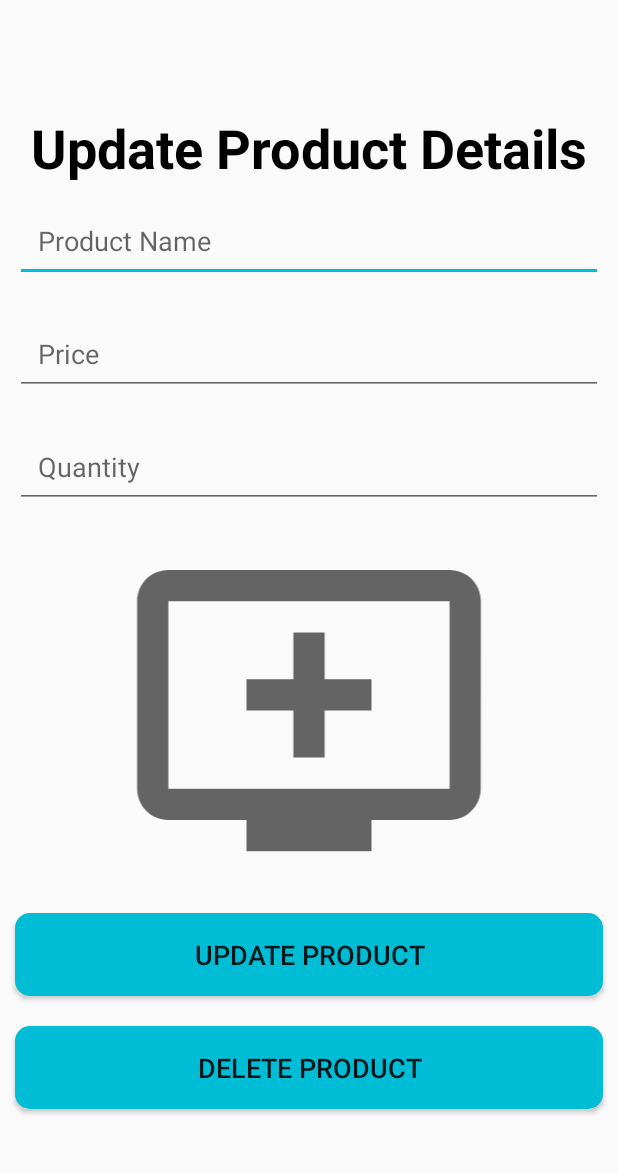
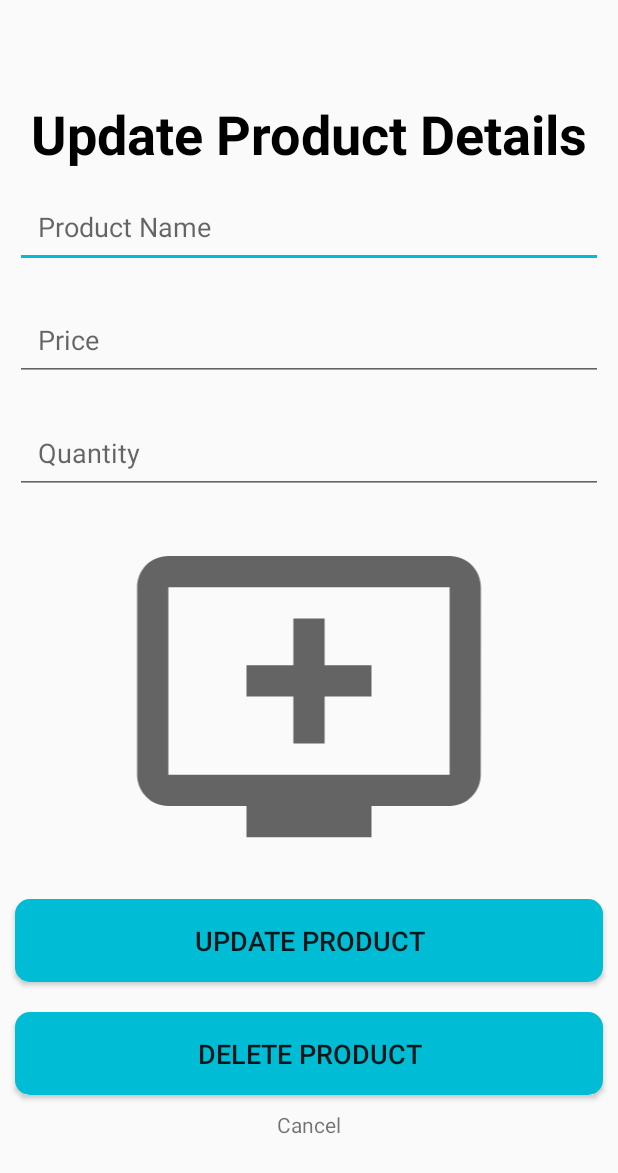
Before and after one commit to rusiruavb/SellDroid, an Android app: the fragment UpdateProduct shown on its own in the app's theme, on a phone screen of 412 x 824 dp. Shown: the top 1173 px of the screen. Run offline under Robolectric (Android 15) with nearby library versions, the light colour scheme and no system bars.

Commit message:
NITH /update product

```diff
--- a/app/src/main/res/layout/fragment_update_product.xml
+++ b/app/src/main/res/layout/fragment_update_product.xml
@@ -78,6 +78,13 @@
                 android:padding="15dp"
                 android:id="@+id/update_product_button1"/>
 
+            <TextView
+                android:layout_width="match_parent"
+                android:layout_height="wrap_content"
+                android:text="Cancel"
+                android:gravity="center"
+                android:id="@+id/update_product_cancel"/>
+
         </LinearLayout>
 
     </ScrollView>
```
